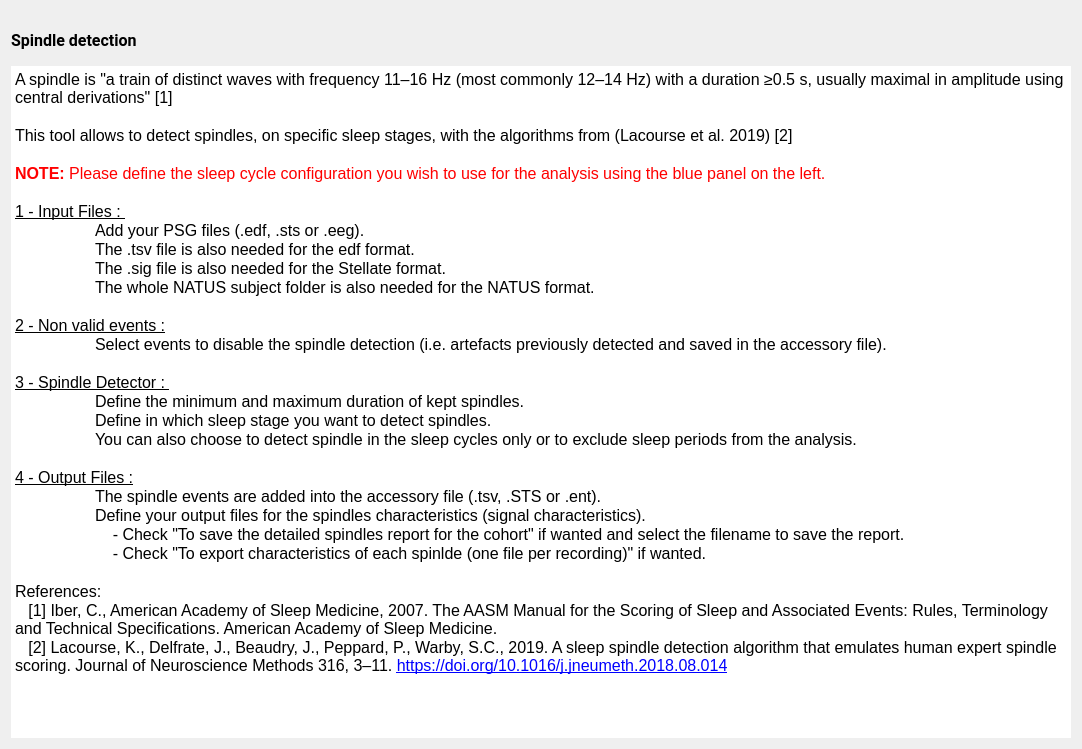
Old version of the form tools/CEAMSTools/SpindleDetectionA7/SpindleDetectionDoc/Ui_SpindleDetectionDoc.ui in the repository SnoozToolbox/snooz-package-ceams.
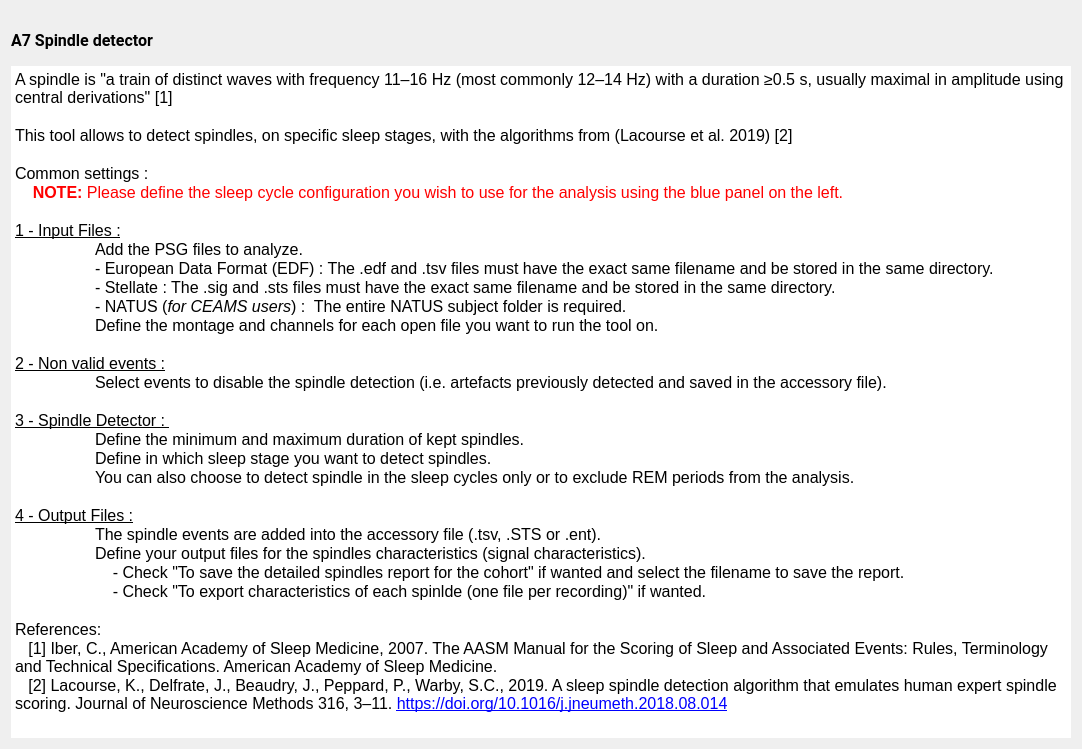
New version of the form.

The edit to the form file:
```diff
--- a/tools/CEAMSTools/SpindleDetectionA7/SpindleDetectionDoc/Ui_SpindleDetectionDoc.ui
+++ b/tools/CEAMSTools/SpindleDetectionA7/SpindleDetectionDoc/Ui_SpindleDetectionDoc.ui
@@ -49,7 +49,7 @@
         </font>
        </property>
        <property name="text">
-        <string>&lt;html&gt;&lt;head/&gt;&lt;body&gt;&lt;p&gt;&lt;span style=&quot; font-weight:600;&quot;&gt;Spindle detection&lt;/span&gt;&lt;/p&gt;&lt;/body&gt;&lt;/html&gt;</string>
+        <string>&lt;html&gt;&lt;head/&gt;&lt;body&gt;&lt;p&gt;&lt;span style=&quot; font-weight:600;&quot;&gt;A7 Spindle detector&lt;/span&gt;&lt;/p&gt;&lt;/body&gt;&lt;/html&gt;</string>
        </property>
       </widget>
      </item>
@@ -95,13 +95,15 @@
 &lt;p style=&quot;-qt-paragraph-type:empty; margin-top:0px; margin-bottom:0px; margin-left:0px; margin-right:0px; -qt-block-indent:0; text-indent:0px;&quot;&gt;&lt;br /&gt;&lt;/p&gt;
 &lt;p style=&quot; margin-top:0px; margin-bottom:0px; margin-left:0px; margin-right:0px; -qt-block-indent:0; text-indent:0px;&quot;&gt;This tool allows to detect spindles, on specific sleep stages, with the algorithms from (Lacourse et al. 2019) [2]&lt;/p&gt;
 &lt;p style=&quot;-qt-paragraph-type:empty; margin-top:0px; margin-bottom:0px; margin-left:0px; margin-right:0px; -qt-block-indent:0; text-indent:0px;&quot;&gt;&lt;br /&gt;&lt;/p&gt;
-&lt;p style=&quot; margin-top:0px; margin-bottom:0px; margin-left:0px; margin-right:0px; -qt-block-indent:0; text-indent:0px;&quot;&gt;&lt;span style=&quot; font-weight:700; color:#ff0000;&quot;&gt;NOTE:&lt;/span&gt;&lt;span style=&quot; color:#ff0000;&quot;&gt; Please define the sleep cycle configuration you wish to use for the analysis using the blue panel on the left.&lt;/span&gt;&lt;/p&gt;
+&lt;p style=&quot; margin-top:0px; margin-bottom:0px; margin-left:0px; margin-right:0px; -qt-block-indent:0; text-indent:0px;&quot;&gt;Common settings : &lt;/p&gt;
+&lt;p style=&quot; margin-top:0px; margin-bottom:0px; margin-left:0px; margin-right:0px; -qt-block-indent:0; text-indent:0px;&quot;&gt;&lt;span style=&quot; font-weight:700; color:#ff0000;&quot;&gt;    NOTE:&lt;/span&gt;&lt;span style=&quot; color:#ff0000;&quot;&gt; Please define the sleep cycle configuration you wish to use for the analysis using the blue panel on the left.&lt;/span&gt;&lt;/p&gt;
 &lt;p style=&quot;-qt-paragraph-type:empty; margin-top:0px; margin-bottom:0px; margin-left:0px; margin-right:0px; -qt-block-indent:0; text-indent:0px;&quot;&gt;&lt;br /&gt;&lt;/p&gt;
-&lt;p style=&quot; margin-top:0px; margin-bottom:0px; margin-left:0px; margin-right:0px; -qt-block-indent:0; text-indent:0px;&quot;&gt;&lt;span style=&quot; text-decoration: underline;&quot;&gt;1 - Input Files : &lt;/span&gt;&lt;/p&gt;
-&lt;p style=&quot; margin-top:0px; margin-bottom:0px; margin-left:0px; margin-right:0px; -qt-block-indent:0; text-indent:0px;&quot;&gt;	Add your PSG files (.edf, .sts or .eeg). &lt;/p&gt;
-&lt;p style=&quot; margin-top:0px; margin-bottom:0px; margin-left:0px; margin-right:0px; -qt-block-indent:0; text-indent:0px;&quot;&gt;	The .tsv file is also needed for the edf format.&lt;/p&gt;
-&lt;p style=&quot; margin-top:0px; margin-bottom:0px; margin-left:0px; margin-right:0px; -qt-block-indent:0; text-indent:0px;&quot;&gt;	The .sig file is also needed for the Stellate format.&lt;/p&gt;
-&lt;p style=&quot; margin-top:0px; margin-bottom:0px; margin-left:0px; margin-right:0px; -qt-block-indent:0; text-indent:0px;&quot;&gt;	The whole NATUS subject folder is also needed for the NATUS format. &lt;/p&gt;
+&lt;p style=&quot; margin-top:0px; margin-bottom:0px; margin-left:0px; margin-right:0px; -qt-block-indent:0; text-indent:0px;&quot;&gt;&lt;span style=&quot; text-decoration: underline;&quot;&gt;1 - Input Files :&lt;/span&gt;&lt;/p&gt;
+&lt;p style=&quot; margin-top:0px; margin-bottom:0px; margin-left:0px; margin-right:0px; -qt-block-indent:0; text-indent:0px;&quot;&gt;	Add the PSG files to analyze.&lt;/p&gt;
+&lt;p style=&quot; margin-top:0px; margin-bottom:0px; margin-left:0px; margin-right:0px; -qt-block-indent:0; text-indent:0px;&quot;&gt;&lt;span style=&quot; font-family:'Roboto-Regular';&quot;&gt;   	- European Data Format (EDF) : The .edf and .tsv files must have the exact same filename and be stored in the same directory.&lt;/span&gt;&lt;/p&gt;
+&lt;p style=&quot; margin-top:0px; margin-bottom:0px; margin-left:0px; margin-right:0px; -qt-block-indent:0; text-indent:0px;&quot;&gt;&lt;span style=&quot; font-family:'Roboto-Regular';&quot;&gt;   	- Stellate : The .sig and .sts files must have the exact same filename and be stored in the same directory.&lt;/span&gt;&lt;/p&gt;
+&lt;p style=&quot; margin-top:0px; margin-bottom:0px; margin-left:0px; margin-right:0px; -qt-block-indent:0; text-indent:0px;&quot;&gt;&lt;span style=&quot; font-family:'Roboto-Regular';&quot;&gt;   	- NATUS (&lt;/span&gt;&lt;span style=&quot; font-family:'Roboto-Regular'; font-style:italic;&quot;&gt;for CEAMS users&lt;/span&gt;&lt;span style=&quot; font-family:'Roboto-Regular';&quot;&gt;) : &lt;/span&gt;&lt;span style=&quot; font-family:'MS Shell Dlg 2';&quot;&gt; The entire NATUS subject folder is required.&lt;/span&gt;&lt;/p&gt;
+&lt;p style=&quot; margin-top:0px; margin-bottom:0px; margin-left:0px; margin-right:0px; -qt-block-indent:0; text-indent:0px;&quot;&gt;   	Define the montage and channels for each open file you want to run the tool on.&lt;/p&gt;
 &lt;p style=&quot;-qt-paragraph-type:empty; margin-top:0px; margin-bottom:0px; margin-left:0px; margin-right:0px; -qt-block-indent:0; text-indent:0px;&quot;&gt;&lt;br /&gt;&lt;/p&gt;
 &lt;p style=&quot; margin-top:0px; margin-bottom:0px; margin-left:0px; margin-right:0px; -qt-block-indent:0; text-indent:0px;&quot;&gt;&lt;span style=&quot; text-decoration: underline;&quot;&gt;2 - Non valid events :&lt;/span&gt;&lt;/p&gt;
 &lt;p style=&quot; margin-top:0px; margin-bottom:0px; margin-left:0px; margin-right:0px; -qt-block-indent:0; text-indent:0px;&quot;&gt;	Select events to disable the spindle detection (i.e. artefacts previously detected and saved in the accessory file).&lt;/p&gt;
@@ -109,7 +111,7 @@
 &lt;p style=&quot; margin-top:0px; margin-bottom:0px; margin-left:0px; margin-right:0px; -qt-block-indent:0; text-indent:0px;&quot;&gt;&lt;span style=&quot; text-decoration: underline;&quot;&gt;3 - Spindle Detector : &lt;/span&gt;&lt;/p&gt;
 &lt;p style=&quot; margin-top:0px; margin-bottom:0px; margin-left:0px; margin-right:0px; -qt-block-indent:0; text-indent:0px;&quot;&gt;	Define the minimum and maximum duration of kept spindles.&lt;/p&gt;
 &lt;p style=&quot; margin-top:0px; margin-bottom:0px; margin-left:0px; margin-right:0px; -qt-block-indent:0; text-indent:0px;&quot;&gt;	Define in which sleep stage you want to detect spindles.&lt;/p&gt;
-&lt;p style=&quot; margin-top:0px; margin-bottom:0px; margin-left:0px; margin-right:0px; -qt-block-indent:0; text-indent:0px;&quot;&gt;	You can also choose to detect spindle in the sleep cycles only or to exclude sleep periods from the analysis.&lt;/p&gt;
+&lt;p style=&quot; margin-top:0px; margin-bottom:0px; margin-left:0px; margin-right:0px; -qt-block-indent:0; text-indent:0px;&quot;&gt;	You can also choose to detect spindle in the sleep cycles only or to exclude REM periods from the analysis.&lt;/p&gt;
 &lt;p style=&quot;-qt-paragraph-type:empty; margin-top:0px; margin-bottom:0px; margin-left:0px; margin-right:0px; -qt-block-indent:0; text-indent:0px;&quot;&gt;&lt;br /&gt;&lt;/p&gt;
 &lt;p style=&quot; margin-top:0px; margin-bottom:0px; margin-left:0px; margin-right:0px; -qt-block-indent:0; text-indent:0px;&quot;&gt;&lt;span style=&quot; text-decoration: underline;&quot;&gt;4 - Output Files :&lt;/span&gt;&lt;/p&gt;
 &lt;p style=&quot; margin-top:0px; margin-bottom:0px; margin-left:0px; margin-right:0px; -qt-block-indent:0; text-indent:0px;&quot;&gt;	The spindle events are added into the accessory file (.tsv, .STS or .ent).&lt;/p&gt;
```
